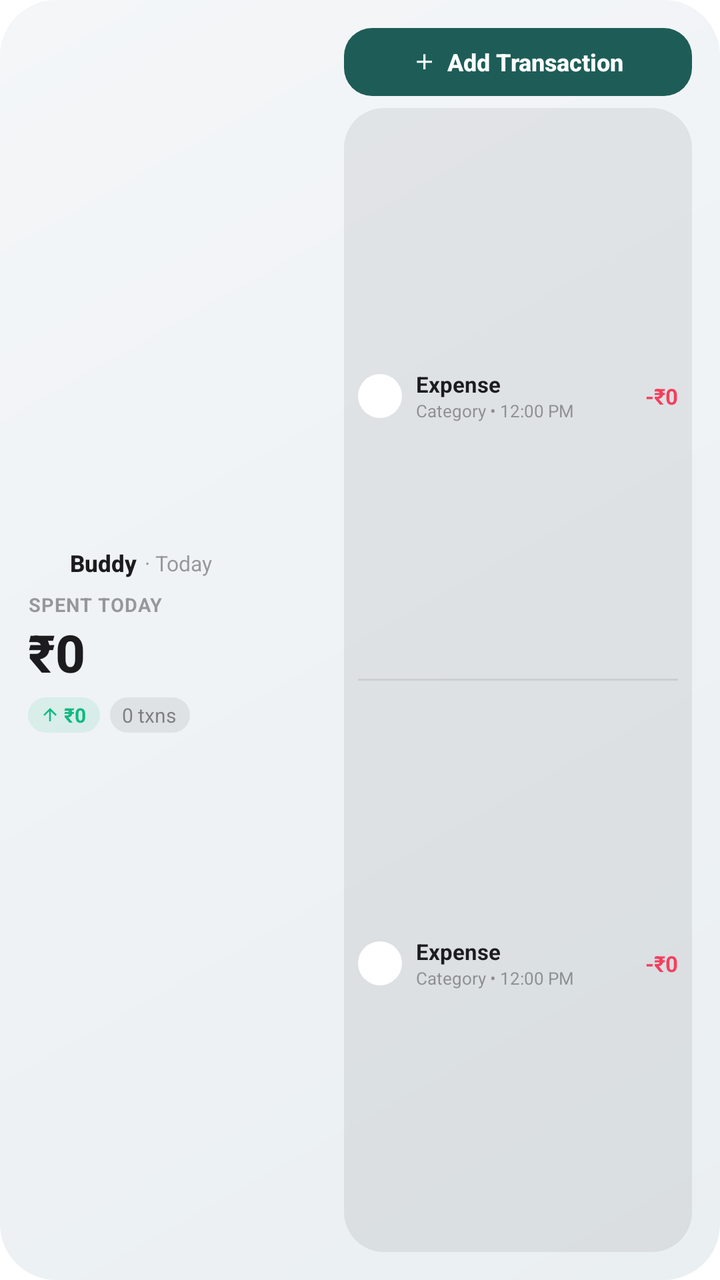
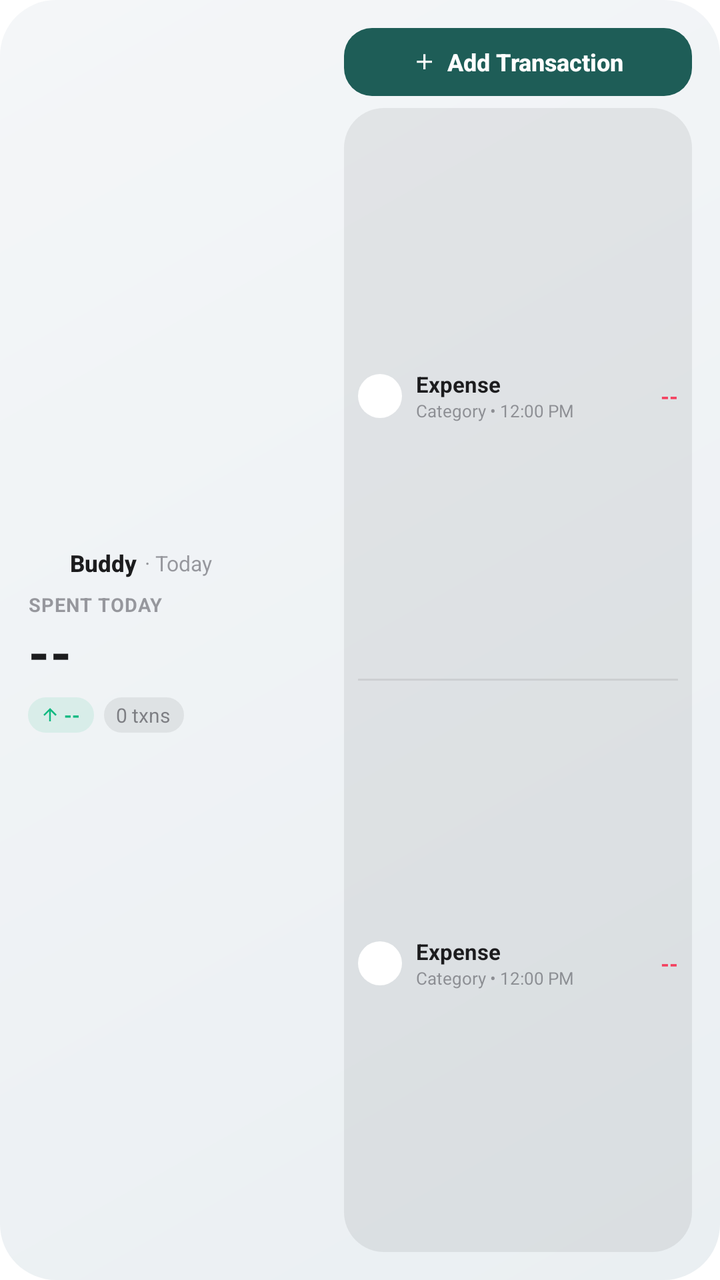

Before-and-after screenshots of an Android layout around one commit, followed by the original layout XML and the change that was made.
<!-- AndroidManifest.xml: fallback theme Theme.MaterialComponents.DayNight.NoActionBar -->
<!-- res/layout/widget_buddy_medium.xml -->
<?xml version="1.0" encoding="utf-8"?>
<LinearLayout xmlns:android="http://schemas.android.com/apk/res/android"
    android:id="@android:id/background"
    android:layout_width="match_parent"
    android:layout_height="match_parent"
    android:background="@drawable/widget_bg"
    android:orientation="horizontal"
    android:padding="14dp">

    
    <LinearLayout
        android:layout_width="0dp"
        android:layout_height="match_parent"
        android:layout_weight="1.15"
        android:gravity="center_vertical"
        android:orientation="vertical">

        
        <LinearLayout
            android:layout_width="match_parent"
            android:layout_height="wrap_content"
            android:gravity="center_vertical"
            android:orientation="horizontal">

            <ImageView
                android:layout_width="16dp"
                android:layout_height="16dp"
                android:contentDescription="@null"
                android:src="@mipmap/ic_launcher" />

            <TextView
                android:id="@+id/tv_app_name"
                android:layout_width="wrap_content"
                android:layout_height="wrap_content"
                android:layout_marginStart="5dp"
                android:fontFamily="sans-serif-medium"
                android:text="Buddy"
                android:textColor="@color/widget_text_primary"
                android:textSize="11.5sp"
                android:textStyle="bold" />

            <TextView
                android:id="@+id/tv_today_date"
                android:layout_width="wrap_content"
                android:layout_height="wrap_content"
                android:layout_marginStart="4dp"
                android:ellipsize="end"
                android:maxLines="1"
                android:text="· Today"
                android:textColor="@color/widget_text_muted"
                android:textSize="10.5sp" />
        </LinearLayout>

        
        <TextView
            android:id="@+id/tv_spent_label"
            android:layout_width="wrap_content"
            android:layout_height="wrap_content"
            android:layout_marginTop="6dp"
            android:letterSpacing="0.04"
            android:text="SPENT TODAY"
            android:textColor="@color/widget_text_muted"
            android:textSize="9.5sp"
            android:textStyle="bold" />

        <TextView
            android:id="@+id/tv_hero_spent"
            android:layout_width="match_parent"
            android:layout_height="wrap_content"
            android:autoSizeMaxTextSize="28sp"
            android:autoSizeMinTextSize="18sp"
            android:autoSizeTextType="uniform"
            android:fontFamily="sans-serif-medium"
            android:maxLines="1"
            android:text="₹0"
            android:textColor="@color/widget_text_primary"
            android:textSize="26sp"
            android:textStyle="bold" />

        
        <LinearLayout
            android:layout_width="match_parent"
            android:layout_height="wrap_content"
            android:layout_marginTop="5dp"
            android:gravity="center_vertical"
            android:orientation="horizontal">

            <LinearLayout
                android:id="@+id/chip_today_income"
                android:layout_width="wrap_content"
                android:layout_height="wrap_content"
                android:background="@drawable/widget_chip_income"
                android:gravity="center_vertical"
                android:orientation="horizontal"
                android:paddingStart="6dp"
                android:paddingTop="2dp"
                android:paddingEnd="7dp"
                android:paddingBottom="2dp">

                <ImageView
                    android:layout_width="10dp"
                    android:layout_height="10dp"
                    android:contentDescription="@null"
                    android:src="@drawable/ic_widget_arrow_up" />

                <TextView
                    android:id="@+id/tv_today_income"
                    android:layout_width="wrap_content"
                    android:layout_height="wrap_content"
                    android:layout_marginStart="2dp"
                    android:maxLines="1"
                    android:text="₹0"
                    android:textColor="@color/widget_income"
                    android:textSize="10sp"
                    android:textStyle="bold" />
            </LinearLayout>

            <TextView
                android:id="@+id/tv_today_count"
                android:layout_width="wrap_content"
                android:layout_height="wrap_content"
                android:layout_marginStart="5dp"
                android:background="@drawable/widget_chip"
                android:ellipsize="end"
                android:maxLines="1"
                android:paddingStart="6dp"
                android:paddingTop="2dp"
                android:paddingEnd="7dp"
                android:paddingBottom="2dp"
                android:text="0 txns"
                android:textColor="@color/widget_text_secondary"
                android:textSize="10sp" />
        </LinearLayout>
    </LinearLayout>

    
    <LinearLayout
        android:layout_width="0dp"
        android:layout_height="match_parent"
        android:layout_marginStart="10dp"
        android:layout_weight="1.35"
        android:orientation="vertical">

        
        <LinearLayout
            android:id="@+id/btn_widget_add"
            android:layout_width="match_parent"
            android:layout_height="34dp"
            android:background="@drawable/widget_btn_add"
            android:gravity="center"
            android:orientation="horizontal">

            <ImageView
                android:layout_width="13dp"
                android:layout_height="13dp"
                android:layout_marginEnd="5dp"
                android:contentDescription="@null"
                android:src="@drawable/ic_widget_add" />

            <TextView
                android:layout_width="wrap_content"
                android:layout_height="wrap_content"
                android:fontFamily="sans-serif-medium"
                android:text="Add Transaction"
                android:textColor="@color/widget_accent_text"
                android:textSize="12sp"
                android:textStyle="bold" />
        </LinearLayout>

        
        <FrameLayout
            android:layout_width="match_parent"
            android:layout_height="0dp"
            android:layout_marginTop="6dp"
            android:layout_weight="1"
            android:background="@drawable/widget_surface"
            android:paddingStart="7dp"
            android:paddingTop="3dp"
            android:paddingEnd="7dp"
            android:paddingBottom="3dp">

            
            <LinearLayout
                android:id="@+id/layout_empty_txns"
                android:layout_width="match_parent"
                android:layout_height="match_parent"
                android:gravity="center"
                android:orientation="vertical"
                android:visibility="gone">

                <TextView
                    android:layout_width="wrap_content"
                    android:layout_height="wrap_content"
                    android:text="No spending today"
                    android:textColor="@color/widget_text_muted"
                    android:textSize="11sp" />
            </LinearLayout>

            
            <LinearLayout
                android:id="@+id/layout_txns_container"
                android:layout_width="match_parent"
                android:layout_height="match_parent"
                android:gravity="center_vertical"
                android:orientation="vertical">

                
                <LinearLayout
                    android:id="@+id/row_txn_0"
                    android:layout_width="match_parent"
                    android:layout_height="0dp"
                    android:layout_weight="1"
                    android:gravity="center_vertical"
                    android:orientation="horizontal">

                    
                    <FrameLayout
                        android:layout_width="22dp"
                        android:layout_height="22dp">

                        <ImageView
                            android:id="@+id/iv_txn_0_icon_bg"
                            android:layout_width="22dp"
                            android:layout_height="22dp"
                            android:contentDescription="@null"
                            android:src="@drawable/widget_cat_bg" />

                        <ImageView
                            android:id="@+id/iv_txn_0_icon"
                            android:layout_width="13dp"
                            android:layout_height="13dp"
                            android:layout_gravity="center"
                            android:contentDescription="@null"
                            android:src="@drawable/ic_cat_food" />

                        <ImageView
                            android:id="@+id/iv_txn_0_auto_badge"
                            android:layout_width="8dp"
                            android:layout_height="8dp"
                            android:layout_gravity="bottom|end"
                            android:contentDescription="@null"
                            android:src="@drawable/ic_widget_bolt"
                            android:visibility="gone" />
                    </FrameLayout>

                    <LinearLayout
                        android:layout_width="0dp"
                        android:layout_height="wrap_content"
                        android:layout_marginStart="7dp"
                        android:layout_weight="1"
                        android:orientation="vertical">

                        <TextView
                            android:id="@+id/tv_txn_0_title"
                            android:layout_width="match_parent"
                            android:layout_height="wrap_content"
                            android:ellipsize="end"
                            android:maxLines="1"
                            android:text="Expense"
                            android:textColor="@color/widget_text_primary"
                            android:textSize="11sp"
                            android:textStyle="bold" />

                        <TextView
                            android:id="@+id/tv_txn_0_subtitle"
                            android:layout_width="match_parent"
                            android:layout_height="wrap_content"
                            android:ellipsize="end"
                            android:maxLines="1"
                            android:text="Category • 12:00 PM"
                            android:textColor="@color/widget_text_muted"
                            android:textSize="8.5sp" />
                    </LinearLayout>

                    <TextView
                        android:id="@+id/tv_txn_0_amount"
                        android:layout_width="wrap_content"
                        android:layout_height="wrap_content"
                        android:layout_marginStart="4dp"
                        android:maxLines="1"
                        android:text="-₹0"
                        android:textColor="@color/widget_expense"
                        android:textSize="11sp"
                        android:textStyle="bold" />
                </LinearLayout>

                <FrameLayout
                    android:id="@+id/divider_txn_0"
                    android:layout_width="match_parent"
                    android:layout_height="1dp"
                    android:background="@color/widget_divider" />

                
                <LinearLayout
                    android:id="@+id/row_txn_1"
                    android:layout_width="match_parent"
                    android:layout_height="0dp"
                    android:layout_weight="1"
                    android:gravity="center_vertical"
                    android:orientation="horizontal">

                    
                    <FrameLayout
                        android:layout_width="22dp"
                        android:layout_height="22dp">

                        <ImageView
                            android:id="@+id/iv_txn_1_icon_bg"
                            android:layout_width="22dp"
                            android:layout_height="22dp"
                            android:contentDescription="@null"
                            android:src="@drawable/widget_cat_bg" />

                        <ImageView
                            android:id="@+id/iv_txn_1_icon"
                            android:layout_width="13dp"
                            android:layout_height="13dp"
                            android:layout_gravity="center"
                            android:contentDescription="@null"
                            android:src="@drawable/ic_cat_transport" />

                        <ImageView
                            android:id="@+id/iv_txn_1_auto_badge"
                            android:layout_width="8dp"
                            android:layout_height="8dp"
                            android:layout_gravity="bottom|end"
                            android:contentDescription="@null"
                            android:src="@drawable/ic_widget_bolt"
                            android:visibility="gone" />
                    </FrameLayout>

                    <LinearLayout
                        android:layout_width="0dp"
                        android:layout_height="wrap_content"
                        android:layout_marginStart="7dp"
                        android:layout_weight="1"
                        android:orientation="vertical">

                        <TextView
                            android:id="@+id/tv_txn_1_title"
                            android:layout_width="match_parent"
                            android:layout_height="wrap_content"
                            android:ellipsize="end"
                            android:maxLines="1"
                            android:text="Expense"
                            android:textColor="@color/widget_text_primary"
                            android:textSize="11sp"
                            android:textStyle="bold" />

                        <TextView
                            android:id="@+id/tv_txn_1_subtitle"
                            android:layout_width="match_parent"
                            android:layout_height="wrap_content"
                            android:ellipsize="end"
                            android:maxLines="1"
                            android:text="Category • 12:00 PM"
                            android:textColor="@color/widget_text_muted"
                            android:textSize="8.5sp" />
                    </LinearLayout>

                    <TextView
                        android:id="@+id/tv_txn_1_amount"
                        android:layout_width="wrap_content"
                        android:layout_height="wrap_content"
                        android:layout_marginStart="4dp"
                        android:maxLines="1"
                        android:text="-₹0"
                        android:textColor="@color/widget_expense"
                        android:textSize="11sp"
                        android:textStyle="bold" />
                </LinearLayout>
            </LinearLayout>
        </FrameLayout>
    </LinearLayout>
</LinearLayout>
<!-- resources referenced by this layout -->
<resources>
  <color name="widget_accent_text">#FFFFFFFF</color>
  <color name="widget_divider">#14000000</color>
  <color name="widget_expense">#FFF43F5E</color>
  <color name="widget_income">#FF10B981</color>
  <color name="widget_text_muted">#803C3C43</color>
  <color name="widget_text_primary">#FF1C1C1E</color>
  <color name="widget_text_secondary">#993C3C43</color>
  <!-- drawable ic_widget_add (drawable) -->
  <vector xmlns:android="http://schemas.android.com/apk/res/android"
      android:width="24dp"
      android:height="24dp"
      android:viewportWidth="24"
      android:viewportHeight="24">
      <path
          android:fillColor="#FFFFFFFF"
          android:pathData="M19,13h-6v6h-2v-6H5v-2h6V5h2v6h6v2z" />
  </vector>
  <!-- drawable ic_widget_arrow_up (drawable) -->
  <vector xmlns:android="http://schemas.android.com/apk/res/android"
      android:width="24dp"
      android:height="24dp"
      android:viewportWidth="24"
      android:viewportHeight="24">
      <path
          android:fillColor="@color/widget_income"
          android:pathData="M4,12l1.41,1.41L11,7.83V20h2V7.83l5.58,5.59L20,12l-8,-8 -8,8z" />
  </vector>
  <!-- drawable widget_bg (drawable) -->
  <?xml version="1.0" encoding="utf-8"?>
  <shape xmlns:android="http://schemas.android.com/apk/res/android"
      android:shape="rectangle">
      <gradient
          android:angle="315"
          android:startColor="@color/widget_bg_start"
          android:endColor="@color/widget_bg_end" />
      <corners android:radius="@dimen/widget_radius" />
  </shape>
  <!-- drawable widget_btn_add (drawable) -->
  <?xml version="1.0" encoding="utf-8"?>
  <ripple xmlns:android="http://schemas.android.com/apk/res/android"
      android:color="#33FFFFFF">
      <item>
          <shape android:shape="rectangle">
              <solid android:color="@color/widget_accent" />
              <corners android:radius="14dp" />
          </shape>
      </item>
  </ripple>
  <!-- drawable widget_cat_bg (drawable) -->
  <?xml version="1.0" encoding="utf-8"?>
  <shape xmlns:android="http://schemas.android.com/apk/res/android"
      android:shape="rectangle">
      <solid android:color="#FFFFFFFF" />
      <corners android:radius="11dp" />
  </shape>
  <!-- drawable widget_chip (drawable) -->
  <?xml version="1.0" encoding="utf-8"?>
  <shape xmlns:android="http://schemas.android.com/apk/res/android"
      android:shape="rectangle">
      <solid android:color="@color/widget_surface" />
      <corners android:radius="10dp" />
  </shape>
  <!-- drawable widget_chip_income (drawable) -->
  <?xml version="1.0" encoding="utf-8"?>
  <shape xmlns:android="http://schemas.android.com/apk/res/android"
      android:shape="rectangle">
      <solid android:color="@color/widget_income_bg" />
      <corners android:radius="10dp" />
  </shape>
  <!-- drawable widget_surface (drawable) -->
  <?xml version="1.0" encoding="utf-8"?>
  <shape xmlns:android="http://schemas.android.com/apk/res/android"
      android:shape="rectangle">
      <solid android:color="@color/widget_surface" />
      <corners android:radius="@dimen/widget_inner_radius" />
  </shape>
  <!-- mipmap ic_launcher (mipmap-anydpi-v26) -->
  <?xml version="1.0" encoding="utf-8"?>
  <adaptive-icon xmlns:android="http://schemas.android.com/apk/res/android">
    <background android:drawable="@color/ic_launcher_background"/>
    <foreground android:drawable="@drawable/ic_launcher_foreground"/>
  </adaptive-icon>
  <color name="widget_bg_start">#FFF4F6F8</color>
  <color name="widget_bg_end">#FFEAEFF2</color>
  <dimen name="widget_radius">28dp</dimen>
  <color name="widget_accent">#FF1E5D57</color>
  <color name="widget_surface">#12000000</color>
  <color name="widget_income_bg">#1A10B981</color>
  <dimen name="widget_inner_radius">16dp</dimen>
  <color name="ic_launcher_background">#011E26</color>
  <!-- unchanged entries left out for length: 4 -->
</resources>

<!-- the commit's change to res/layout/widget_buddy_medium.xml (unified diff, before → after) -->
@@ -72,7 +72,7 @@
             android:autoSizeTextType="uniform"
             android:fontFamily="sans-serif-medium"
             android:maxLines="1"
-            android:text="₹0"
+            android:text="--"
             android:textColor="@color/widget_text_primary"
             android:textSize="26sp"
             android:textStyle="bold" />
@@ -109,7 +109,7 @@
                     android:layout_height="wrap_content"
                     android:layout_marginStart="2dp"
                     android:maxLines="1"
-                    android:text="₹0"
+                    android:text="--"
                     android:textColor="@color/widget_income"
                     android:textSize="10sp"
                     android:textStyle="bold" />
@@ -278,7 +278,7 @@
                         android:layout_height="wrap_content"
                         android:layout_marginStart="4dp"
                         android:maxLines="1"
-                        android:text="-₹0"
+                        android:text="--"
                         android:textColor="@color/widget_expense"
                         android:textSize="11sp"
                         android:textStyle="bold" />
@@ -364,7 +364,7 @@
                         android:layout_height="wrap_content"
                         android:layout_marginStart="4dp"
                         android:maxLines="1"
-                        android:text="-₹0"
+                        android:text="--"
                         android:textColor="@color/widget_expense"
                         android:textSize="11sp"
                         android:textStyle="bold" />
